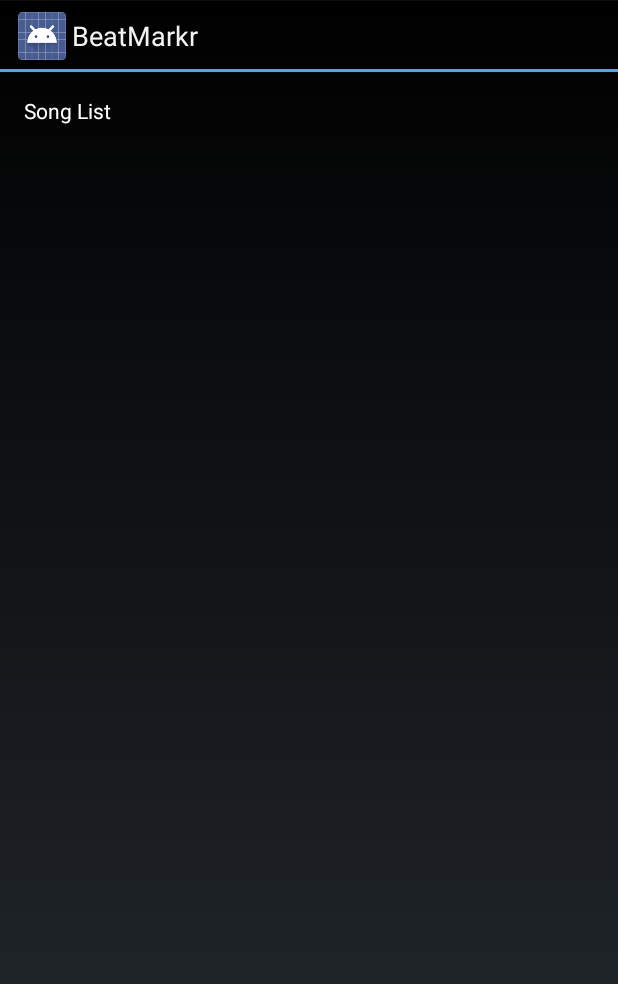
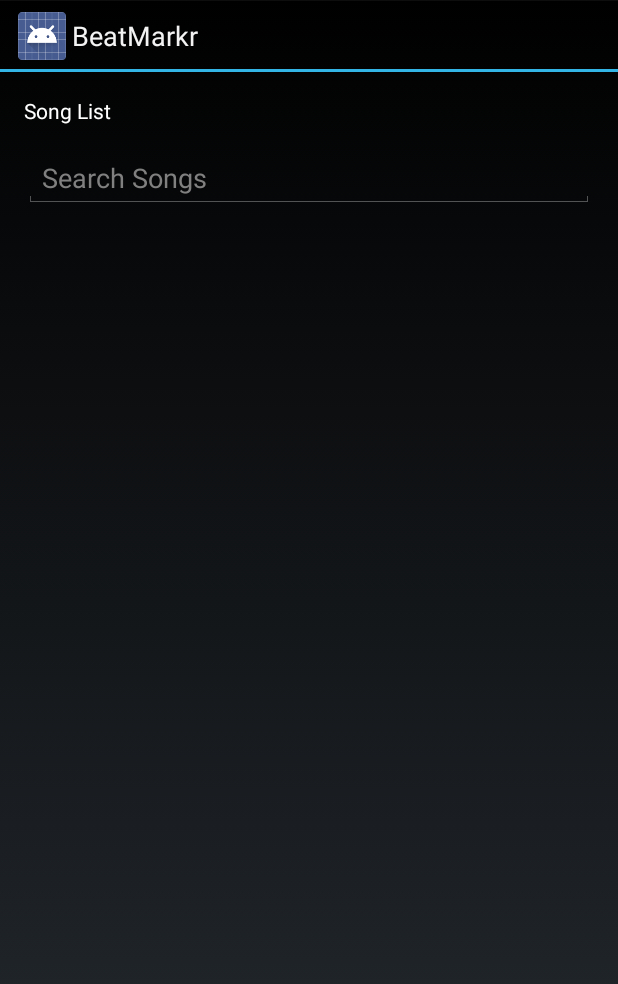
Before and after one commit to beatmarkr/beatmarkr, an Android app: the layout activity_song_list.xml on its own in the app's theme, with its tools: preview values and no code run, on a phone screen of 412 x 824 dp. Shown: the top 984 px of the screen. Run offline under Robolectric (Android 15) with nearby library versions, the phone set to English and light mode, and no system bars.

Commit message:
Helped Caitlin implement filter and fixed some bug crashes

```diff
--- a/app/src/main/java/com/cs130/beatmarkr/SplashScreenActivity.java
+++ b/app/src/main/java/com/cs130/beatmarkr/SplashScreenActivity.java
@@ -17,7 +17,7 @@ public class SplashScreenActivity extends Activity {
 
     private void preload() {
         // Do some preloading, for now it's just a timer (3 seconds)
-        new CountDownTimer(3000, 1000) {
+        new CountDownTimer(1000, 1000) {
 
             @Override
             public void onTick(long millisUntilFinished) {
--- a/app/src/main/res/layout/activity_song_list.xml
+++ b/app/src/main/res/layout/activity_song_list.xml
@@ -18,6 +18,12 @@
         android:paddingBottom="@dimen/abc_action_bar_icon_vertical_padding_material"
         android:elegantTextHeight="false" />
 
+    <EditText android:id="@+id/song_filter"
+        android:layout_width="match_parent"
+        android:layout_height="wrap_content"
+        android:hint="Search Songs"
+        android:inputType="text" />
+
     <ListView android:id="@+id/song_list"
         android:layout_width="fill_parent"
         android:layout_height="wrap_content"
```
Also changed, not shown: app/src/main/java/com/cs130/beatmarkr/BookmarksActivity.java (+7 -5 lines), app/src/main/java/com/cs130/beatmarkr/SongListActivity.java (+49 -1 lines).
